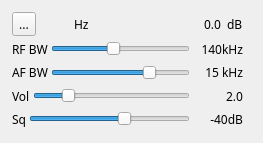
f4exb/sdrangel, file plugins/channelrx/demodwfm/wfmdemodgui.ui: the form before one commit.
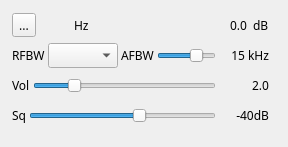
The form after the commit. Icons and pictures are not drawn. Custom widgets are drawn as their Qt base class.

Commit message: WFM demod: use same RF filter values as the modulator

Diff of the .ui file:
```diff
--- a/plugins/channelrx/demodwfm/wfmdemodgui.ui
+++ b/plugins/channelrx/demodwfm/wfmdemodgui.ui
@@ -6,8 +6,8 @@
    <rect>
     <x>0</x>
     <y>0</y>
-    <width>263</width>
-    <height>143</height>
+    <width>288</width>
+    <height>147</height>
    </rect>
   </property>
   <property name="font">
@@ -24,7 +24,7 @@
     <rect>
      <x>10</x>
      <y>10</y>
-     <width>235</width>
+     <width>261</width>
      <height>121</height>
     </rect>
    </property>
@@ -140,58 +140,29 @@
       </item>
      </layout>
     </item>
-    <item>
-     <layout class="QHBoxLayout" name="rfBandwidthLayout">
-      <item>
-       <widget class="QLabel" name="label">
-        <property name="text">
-         <string>RF BW</string>
-        </property>
-       </widget>
-      </item>
-      <item>
-       <widget class="QSlider" name="rfBW">
-        <property name="toolTip">
-         <string>Demodulator (RF) bandwidth</string>
-        </property>
-        <property name="maximum">
-         <number>9</number>
-        </property>
-        <property name="pageStep">
-         <number>1</number>
-        </property>
-        <property name="value">
-         <number>4</number>
-        </property>
-        <property name="orientation">
-         <enum>Qt::Horizontal</enum>
-        </property>
-       </widget>
-      </item>
-      <item>
-       <widget class="QLabel" name="rfBWText">
-        <property name="minimumSize">
-         <size>
-          <width>50</width>
-          <height>0</height>
-         </size>
-        </property>
-        <property name="text">
-         <string>140kHz</string>
-        </property>
-        <property name="alignment">
-         <set>Qt::AlignRight|Qt::AlignTrailing|Qt::AlignVCenter</set>
-        </property>
-       </widget>
-      </item>
-     </layout>
-    </item>
     <item>
      <layout class="QHBoxLayout" name="afBandwidthLayout">
       <item>
        <widget class="QLabel" name="label_2">
         <property name="text">
-         <string>AF BW</string>
+         <string>RFBW</string>
+        </property>
+       </widget>
+      </item>
+      <item>
+       <widget class="QComboBox" name="rfBW">
+        <property name="maximumSize">
+         <size>
+          <width>70</width>
+          <height>16777215</height>
+         </size>
+        </property>
+       </widget>
+      </item>
+      <item>
+       <widget class="QLabel" name="afBWLabel">
+        <property name="text">
+         <string>AFBW</string>
         </property>
        </widget>
       </item>
```
Left out of the diff: 2 changed lines with no effect on the pictures. The commit also changes 2 other files.
